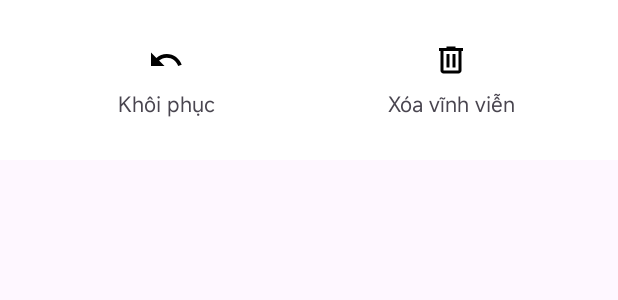
After one commit to ductung3008/note-taking-mobile-app, an Android app: the layout bottom_sheet_deleted_note_options.xml on its own in the app's theme, with its tools: preview values and no code run, on a phone screen of 412 x 824 dp. The commit adds this screen. Shown: the top 300 px of the screen. Run offline under Robolectric (Android 15) with nearby library versions, the phone set to English and light mode, and no system bars.

Commit message:
Completed Trash feature
add bottom sheeet confirm to restore or delete | fix delete all button | add bottom_sheet_deleted_note_options.xml

```diff
--- /dev/null
+++ b/app/src/main/res/layout/bottom_sheet_deleted_note_options.xml
@@ -0,0 +1,31 @@
+<?xml version="1.0" encoding="utf-8"?>
+<LinearLayout xmlns:android="http://schemas.android.com/apk/res/android"
+    xmlns:app="http://schemas.android.com/apk/res-auto"
+    android:layout_width="match_parent"
+    android:layout_height="wrap_content"
+    android:orientation="horizontal"
+    android:padding="16dp"
+    android:background="@color/white"> <TextView
+    android:id="@+id/optionRestore"
+    android:layout_width="0dp"
+    android:layout_height="wrap_content"
+    android:layout_weight="1"
+    android:text="Khôi phục"
+    android:gravity="center"
+    android:padding="12dp"
+    android:textSize="14sp"
+    app:drawableTopCompat="@drawable/ic_undo" app:drawableTint="@color/black"
+    android:drawablePadding="8dp" />
+
+    <TextView
+        android:id="@+id/optionPermanentlyDelete"
+        android:layout_width="0dp"
+        android:layout_height="wrap_content"
+        android:layout_weight="1"
+        android:text="Xóa vĩnh viễn"
+        android:gravity="center"
+        android:padding="12dp"
+        android:textSize="14sp"
+        app:drawableTopCompat="@drawable/ic_delete_all" app:drawableTint="@color/black"
+        android:drawablePadding="8dp" />
+</LinearLayout>
```
Also changed, not shown: app/src/main/java/com/haui/notetakingapp/ui/note/DeletedNoteActivity.java (+45 -30 lines).
